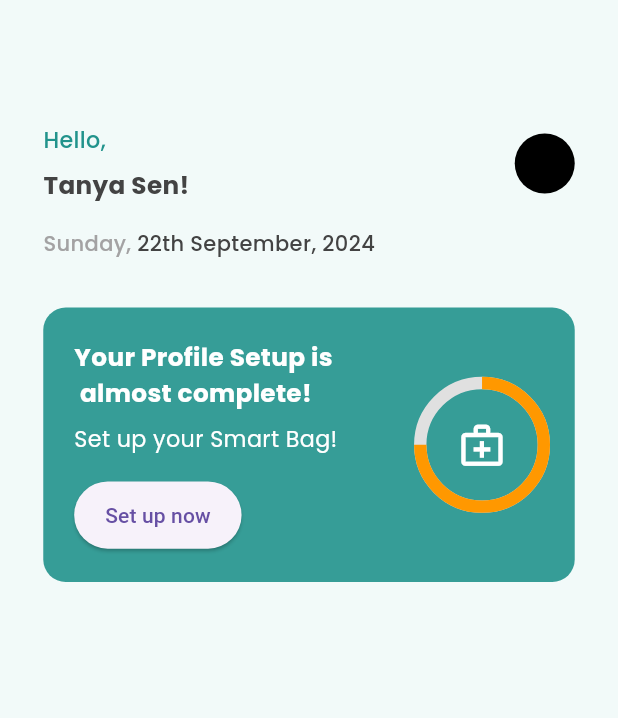
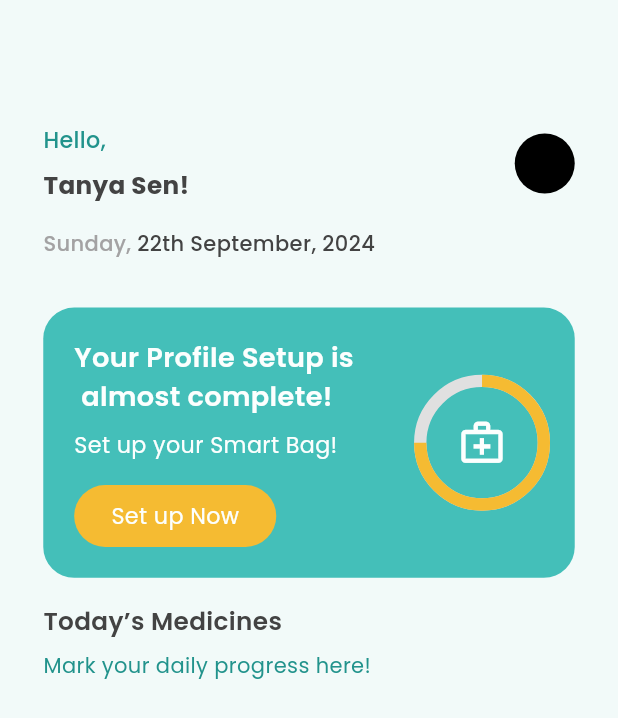
Before and after one commit to Shahwaiz24/Meditrace_App, a Flutter app: the screen it shows after launch, on a phone screen of 412 x 824 dp. Shown: the top 718 px of the screen. Run offline on Flutter 3.47's test engine with Material 3 defaults, Android fonts, the phone set to English and light mode, and no system bars; our stand-ins replace font_awesome_flutter, shared_preferences.

Commit message:
Home Screen Animation Again Started

```diff
--- a/lib/Services/utils.dart
+++ b/lib/Services/utils.dart
@@ -8,6 +8,8 @@ class AppColors {
   static Color TextwhiteColor = Color(0xffFCFFFE);
   static Color DropDownUnfocusColor = Color(0xffE6E9E8);
 
+  static Color BagContainer = Color(0xff44BFB9);
+
   static Color TextblackColor = Color(0xff434343);
   static Color PrimaryBlueColor = Color(0xff22938C);
   static Color unFocusPrimaryColor = Color(0xffA3A2A3);
--- a/lib/Views/Home View/home_view.dart
+++ b/lib/Views/Home View/home_view.dart
@@ -35,6 +35,7 @@ class _HomeViewState extends State<HomeView> {
         ),
         child: Column(
           mainAxisAlignment: MainAxisAlignment.start,
+          crossAxisAlignment: CrossAxisAlignment.start,
           children: [
             Row(
               children: [
@@ -93,7 +94,28 @@ class _HomeViewState extends State<HomeView> {
                 screenHeight: screenHeight,
                 containerColor: AppColors.PrimaryBlueColor,
               );
-            })
+            }),
+            SizedBox(
+              height: screenHeight * 0.020,
+            ),
+            Text(
+              'Today’s Medicines',
+              style: TextStyle(
+                color: AppColors.TextblackColor,
+                fontFamily: 'Poppins Semi Bold',
+                fontSize: screenHeight * 0.020,
+              ),
+            ),
+            SizedBox(
+              height: screenHeight * 0.010,
+            ),
+            Text(
+              'Mark your daily progress here!',
+              style: TextStyle(
+                  color: AppColors.PrimaryBlueColor,
+                  fontFamily: 'Poppins Regular',
+                  fontSize: screenHeight * 0.017),
+            )
           ],
         ),
       ),
--- a/lib/Views/Home View/home_viewmodel.dart
+++ b/lib/Views/Home View/home_viewmodel.dart
@@ -1,6 +1,9 @@
 import 'dart:async';
 import 'package:flutter/material.dart';
+import 'package:font_awesome_flutter/font_awesome_flutter.dart';
 import 'package:intl/intl.dart';
+import 'package:meditrace_project/Components/button.dart';
+import 'package:meditrace_project/Services/utils.dart';
 
 class HomeViewmodel with ChangeNotifier {
   String day = '';
@@ -37,6 +40,7 @@ class HomeViewmodel with ChangeNotifier {
   // Animate the circular progress
   void startProgressAnimation() {
     Timer.periodic(const Duration(milliseconds: 100), (Timer timer) {
+      if(containerOpacity == 1.0){
         if (progressValue < 0.75) {
           // Stop at 75%
           progressValue += 0.05; // Increase progress
@@ -46,6 +50,8 @@ class HomeViewmodel with ChangeNotifier {
           notifyListeners();
           timer.cancel(); // Stop the timer
         }
+      }
+
     });
   }
 
@@ -61,18 +67,18 @@ class HomeViewmodel with ChangeNotifier {
           height: screenHeight * 0.10,
           width: screenHeight * 0.10,
           child: CircularProgressIndicator(
-            value: progressValue, // Dynamic progress value
+            value: progressValue,
             strokeWidth: screenWidth * 0.020,
-            valueColor: const AlwaysStoppedAnimation<Color>(Colors.orange),
+            valueColor: AlwaysStoppedAnimation<Color>(AppColors.AppTextColor1),
             backgroundColor: Colors.grey[300],
             semanticsLabel: 'Profile Setup Progress',
           ),
         ),
-        // Briefcase icon at the center of the chart
+
         Icon(
           Icons.medical_services_outlined, // Briefcase icon
           size: screenHeight * 0.04,
-          color: Colors.white,
+          color: AppColors.TextwhiteColor,
         ),
       ],
     );
@@ -92,8 +98,8 @@ class HomeViewmodel with ChangeNotifier {
               width: screenWidth,
               padding: EdgeInsets.all(screenWidth * 0.05),
               decoration: BoxDecoration(
-                color: containerColor.withOpacity(0.9),
-                borderRadius: BorderRadius.circular(15),
+                color: AppColors.BagContainer,
+                borderRadius: BorderRadius.circular(screenWidth * 0.050),
               ),
               child: Row(
                 children: [
@@ -106,9 +112,9 @@ class HomeViewmodel with ChangeNotifier {
                       Text(
                         'Your Profile Setup is\n almost complete!',
                         style: TextStyle(
-                          color: Colors.white,
-                          fontFamily: 'Poppins Bold',
-                          fontSize: screenHeight * 0.020,
+                          color: AppColors.TextwhiteColor,
+                          fontFamily: 'Poppins Semi Bold',
+                          fontSize: screenHeight * 0.022,
                         ),
                       ),
                       SizedBox(height: screenHeight * 0.010),
@@ -117,7 +123,7 @@ class HomeViewmodel with ChangeNotifier {
                       Text(
                         'Set up your Smart Bag!',
                         style: TextStyle(
-                          color: Colors.white,
+                          color: AppColors.TextwhiteColor,
                           fontFamily: 'Poppins Regular',
                           fontSize: screenHeight * 0.018,
                         ),
@@ -125,21 +131,31 @@ class HomeViewmodel with ChangeNotifier {
                       SizedBox(height: screenHeight * 0.020),
 
                       // Button: "Set up now"
-                      ElevatedButton(
-                        onPressed: () {
-                          // Action to be performed on button click
-                        },
-                        style: ElevatedButton.styleFrom(
+
+                      ButtonComponent(
+                        screenHeight: screenHeight,
+                        screenWidth: screenWidth,
+                        ButtonHeight: 0.050,
+                        decoration: BoxDecoration(
+                            color: AppColors.AppTextColor1,
+                            // color: AppColors.TextblackColor,
+                            borderRadius:
+                                BorderRadius.circular(screenWidth * 0.080)),
+                        child: Center(
+                          child: Padding(
                             padding: EdgeInsets.symmetric(
-                            horizontal: screenWidth * 0.05,
-                            vertical: screenHeight * 0.015,
-                          ),
-                          shape: RoundedRectangleBorder(
-                            borderRadius: BorderRadius.circular(30),
+                                horizontal: screenWidth * 0.060),
+                            child: Text(
+                              'Set up Now',
+                              style: TextStyle(
+                                color: AppColors.TextwhiteColor,
+                                fontFamily: 'Poppins Regular',
+                                fontSize: screenHeight * 0.018,
                               ),
                             ),
-                        child: Text('Set up now'),
                           ),
+                        ),
+                      )
                     ],
                   ),
                   const Spacer(),
```
Lines whose indentation alone changed are shown as unchanged.
